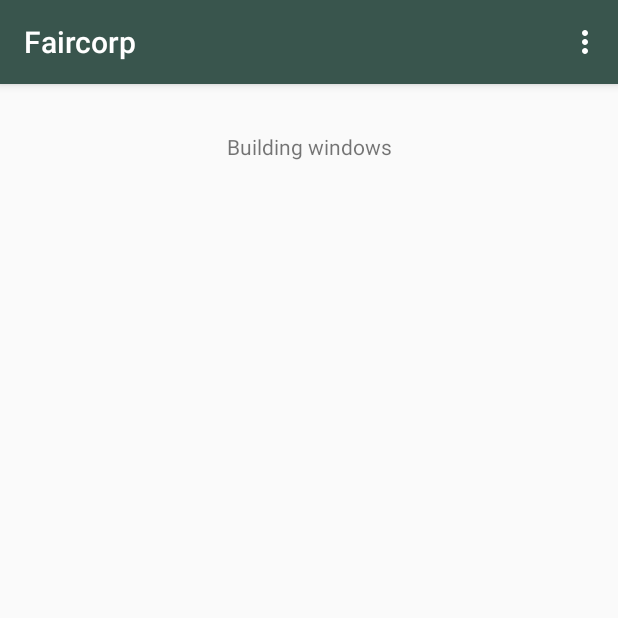
After one commit to annaBoutin/android_app, an Android app: the ListDataActivity screen opened directly, with no data from a screen before it, on a phone screen of 412 x 824 dp, the top half of it. The commit adds this screen. Run offline under Robolectric (Android 15) with nearby library versions, the phone set to English and light mode, and no system bars.

Commit message:
Menu created

```diff
--- a/app/build.gradle
+++ b/app/build.gradle
@@ -37,6 +37,9 @@ dependencies {
     implementation "org.jetbrains.kotlin:kotlin-stdlib:$kotlin_version"
     implementation 'com.android.support:appcompat-v7:28.0.0'
     implementation 'com.android.support.constraint:constraint-layout:1.1.3'
+    implementation 'com.android.support:design:28.0.0'
+    implementation 'android.arch.navigation:navigation-fragment-ktx:1.0.0'
+    implementation 'android.arch.navigation:navigation-ui-ktx:1.0.0'
     testImplementation 'junit:junit:4.+'
     androidTestImplementation 'com.android.support.test:runner:1.0.2'
     androidTestImplementation 'com.android.support.test.espresso:espresso-core:3.0.2'
--- /dev/null
+++ b/app/src/main/java/com/faircorp/BasicActivity.kt
@@ -0,0 +1,32 @@
+package com.faircorp
+
+import android.content.Intent
+import android.net.Uri
+import android.support.v7.app.AppCompatActivity
+import android.view.Menu
+import android.view.MenuInflater
+import android.view.MenuItem
+
+open class BasicActivity : AppCompatActivity() {
+    override fun onCreateOptionsMenu(menu: Menu): Boolean {
+        val inflater: MenuInflater = menuInflater
+        inflater.inflate(R.menu.menu, menu)
+        return true
+    }
+
+    override fun onOptionsItemSelected(item: MenuItem): Boolean {
+        when(item.itemId){
+            R.id.menu_windows -> startActivity(
+                Intent(this, ListDataActivity::class.java)
+            )
+            R.id.menu_website -> startActivity(
+                Intent(Intent.ACTION_VIEW, Uri.parse("https://dev-mind.fr"))
+            )
+            R.id.menu_email -> startActivity(
+                Intent(Intent.ACTION_SENDTO, Uri.parse("mailto://guillaume@dev-mind.fr"))
+            )
+
+        }
+        return super.onContextItemSelected(item)
+    }
+}
--- /dev/null
+++ b/app/src/main/java/com/faircorp/ListDataActivity.kt
@@ -0,0 +1,11 @@
+package com.faircorp
+
+import android.support.v7.app.AppCompatActivity
+import android.os.Bundle
+
+class ListDataActivity : BasicActivity() {
+    override fun onCreate(savedInstanceState: Bundle?) {
+        super.onCreate(savedInstanceState)
+        setContentView(R.layout.activity_list_data)
+    }
+}
--- a/app/src/main/java/com/faircorp/MainActivity.kt
+++ b/app/src/main/java/com/faircorp/MainActivity.kt
@@ -9,7 +9,7 @@ import android.widget.Toast
 
 const val WINDOW_NAME_PARAM = "com.faircorp.windowname.attribute"
 
-class MainActivity : AppCompatActivity() {
+class MainActivity : BasicActivity() {
     override fun onCreate(savedInstanceState: Bundle?) {
         super.onCreate(savedInstanceState)
         setContentView(R.layout.activity_main)
--- a/app/src/main/java/com/faircorp/WindowActivity.kt
+++ b/app/src/main/java/com/faircorp/WindowActivity.kt
@@ -4,7 +4,7 @@ import android.support.v7.app.AppCompatActivity
 import android.os.Bundle
 import android.widget.TextView
 
-class WindowActivity : AppCompatActivity() {
+class WindowActivity : BasicActivity() {
     override fun onCreate(savedInstanceState: Bundle?) {
         super.onCreate(savedInstanceState)
         setContentView(R.layout.activity_window)
--- /dev/null
+++ b/app/src/main/res/layout/activity_list_data.xml
@@ -0,0 +1,18 @@
+<?xml version="1.0" encoding="utf-8"?>
+<android.support.constraint.ConstraintLayout xmlns:android="http://schemas.android.com/apk/res/android"
+    xmlns:app="http://schemas.android.com/apk/res-auto"
+    xmlns:tools="http://schemas.android.com/tools"
+    android:layout_width="match_parent"
+    android:layout_height="match_parent"
+    tools:context=".ListDataActivity">
+
+    <TextView
+        android:id="@+id/textView3"
+        android:layout_width="wrap_content"
+        android:layout_height="wrap_content"
+        android:layout_marginTop="32dp"
+        android:text="@string/act_list_data_building"
+        app:layout_constraintEnd_toEndOf="parent"
+        app:layout_constraintStart_toStartOf="parent"
+        app:layout_constraintTop_toTopOf="parent" />
+</android.support.constraint.ConstraintLayout>
--- /dev/null
+++ b/app/src/main/res/menu/menu.xml
@@ -0,0 +1,16 @@
+<?xml version="1.0" encoding="utf-8"?>
+<menu xmlns:app="http://schemas.android.com/apk/res-auto"
+    xmlns:android="http://schemas.android.com/apk/res/android">
+
+    <item
+        android:id="@+id/menu_windows"
+        android:title="@string/menu_windows"
+        app:showAsAction="never" />
+    <item
+        android:id="@+id/menu_website"
+        android:title="@string/menu_website"
+        app:showAsAction="never" />
+    <item
+        android:id="@+id/menu_email"
+        android:title="@string/menu_email" />
+</menu>
--- a/app/src/main/res/values/strings.xml
+++ b/app/src/main/res/values/strings.xml
@@ -7,4 +7,19 @@
     <string name="act_main_open_window">Open window</string>
 
     <string name="act_window_name">Window name</string>
+
+    <string name="act_list_data_building">Building windows</string>
+
+    <string name="menu_windows">Building windows</string>
+    <string name="menu_website">Our website</string>
+    <string name="menu_email">Send us an email</string>
+    <string name="title_activity_basic_acivity">BasicAcivity</string>
+    <!-- Strings used for fragments for navigation -->
+    <string name="first_fragment_label">First Fragment</string>
+    <string name="second_fragment_label">Second Fragment</string>
+    <string name="next">Next</string>
+    <string name="previous">Previous</string>
+
+    <string name="hello_first_fragment">Hello first fragment</string>
+    <string name="hello_second_fragment">Hello second fragment. Arg: %1$s</string>
 </resources>
--- a/app/src/main/res/values/themes.xml
+++ b/app/src/main/res/values/themes.xml
@@ -7,4 +7,10 @@
         <item name="colorAccent">@color/teal_200</item>
         <!-- Customize your theme here. -->
     </style>
+    <style name="Theme.Faircorp.NoActionBar">
+        <item name="windowActionBar">false</item>
+        <item name="windowNoTitle">true</item>
+    </style>
+    <style name="Theme.Faircorp.AppBarOverlay" parent="ThemeOverlay.AppCompat.Dark.ActionBar" />
+    <style name="Theme.Faircorp.PopupOverlay" parent="ThemeOverlay.AppCompat.Light" />
 </resources>
```
Also changed, not shown: app/src/main/AndroidManifest.xml (+7 -4 lines), app/src/main/res/navigation/nav_graph.xml (added, +28 -0 lines).
